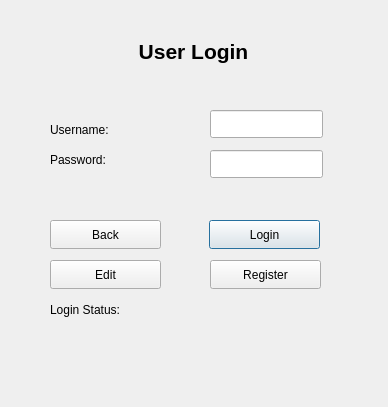
The window that userloginwindow.ui (KirolousFouty/Hospital_Project) describes before a commit, drawn with Qt 5.
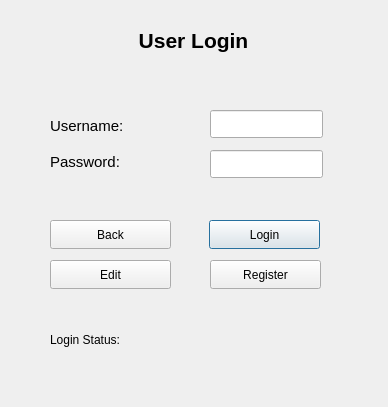
The same window after the commit.

Patch:
```diff
--- a/userloginwindow.ui
+++ b/userloginwindow.ui
@@ -66,7 +66,7 @@
    <property name="geometry">
     <rect>
      <x>50</x>
-     <y>300</y>
+     <y>330</y>
      <width>281</width>
      <height>20</height>
     </rect>
@@ -80,7 +80,7 @@
     <rect>
      <x>50</x>
      <y>220</y>
-     <width>111</width>
+     <width>121</width>
      <height>29</height>
     </rect>
    </property>
@@ -92,11 +92,16 @@
    <property name="geometry">
     <rect>
      <x>50</x>
-     <y>120</y>
+     <y>116</y>
      <width>111</width>
      <height>20</height>
     </rect>
    </property>
+   <property name="font">
+    <font>
+     <pointsize>11</pointsize>
+    </font>
+   </property>
    <property name="text">
     <string>Username:</string>
    </property>
@@ -105,11 +110,16 @@
    <property name="geometry">
     <rect>
      <x>50</x>
-     <y>150</y>
+     <y>152</y>
      <width>111</width>
      <height>20</height>
     </rect>
    </property>
+   <property name="font">
+    <font>
+     <pointsize>11</pointsize>
+    </font>
+   </property>
    <property name="text">
     <string>Password:</string>
    </property>
@@ -118,7 +128,7 @@
    <property name="geometry">
     <rect>
      <x>-2</x>
-     <y>31</y>
+     <y>20</y>
      <width>391</width>
      <height>41</height>
     </rect>
@@ -141,7 +151,7 @@
     <rect>
      <x>50</x>
      <y>260</y>
-     <width>111</width>
+     <width>121</width>
      <height>29</height>
     </rect>
    </property>
```
